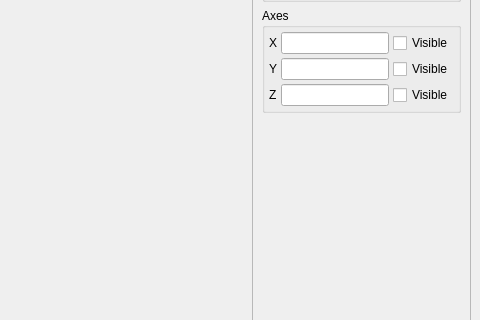
Qt form examples/basic/mainwindow.ui (disorderedmaterials/plot) before a commit; both pictures show x 476 to 956 and y 118 to 438 of the 956 by 713 pixel window.
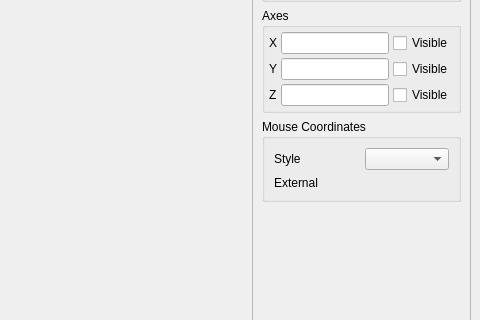
The same form after that commit. Custom widgets are drawn as their Qt base class.

Commit message: Mouse Coordinates (#53)

Patch:
```diff
--- a/examples/basic/mainwindow.ui
+++ b/examples/basic/mainwindow.ui
@@ -187,6 +187,36 @@
          </layout>
         </widget>
        </item>
+       <item>
+        <widget class="QGroupBox" name="groupBox_3">
+         <property name="title">
+          <string>Mouse Coordinates</string>
+         </property>
+         <layout class="QVBoxLayout" name="verticalLayout_3">
+          <item>
+           <layout class="QHBoxLayout" name="horizontalLayout_2">
+            <item>
+             <widget class="QLabel" name="label_4">
+              <property name="text">
+               <string>Style</string>
+              </property>
+             </widget>
+            </item>
+            <item>
+             <widget class="QComboBox" name="mouseCoordStyleCombo"/>
+            </item>
+           </layout>
+          </item>
+          <item>
+           <widget class="QLabel" name="externalMouseCoordLabel">
+            <property name="text">
+             <string>External</string>
+            </property>
+           </widget>
+          </item>
+         </layout>
+        </widget>
+       </item>
        <item>
         <spacer name="verticalSpacer">
          <property name="orientation">
```
Left out of the diff: 2 changed lines with no effect on the pictures. The commit also changes 6 other files.
